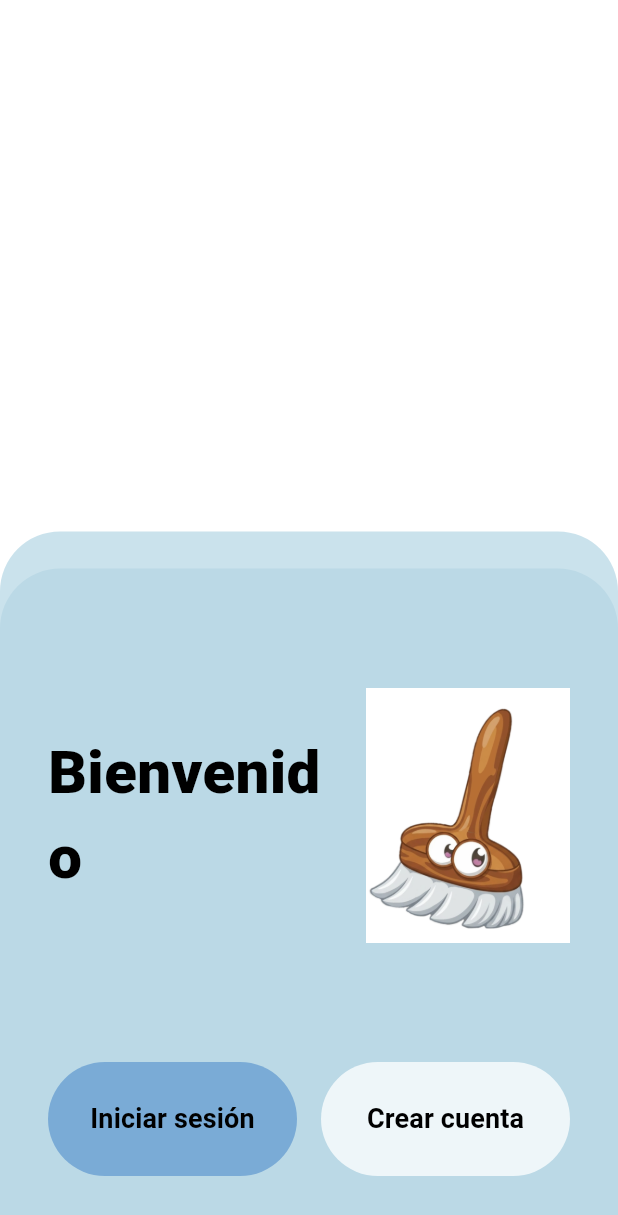
After one commit to ZiNaPoc/Que-Limpiamos, a Flutter app: the WelcomeScreen screen opened directly, on a phone screen of 412 x 824 dp. The commit adds this screen. Shown: the top 1215 px of the screen. Run offline on Flutter 3.47's test engine with Material 3 defaults, Android fonts, the light colour scheme and no system bars.

Commit message:
feat: welcome screen

```diff
--- /dev/null
+++ b/appmovil/quelimpiamos/lib/screens/welcome_screen.dart
@@ -0,0 +1,166 @@
+import 'package:flutter/material.dart';
+
+import 'package:quelimpiamos/screens/login_screen.dart';
+import 'package:quelimpiamos/screens/signup_screen.dart';
+
+class WelcomeScreen extends StatelessWidget {
+  const WelcomeScreen({super.key});
+
+  static const Color _panelColor = Color(0xFFBBD9E6);
+  static const Color _panelBackColor = Color(0xFFCAE2EC);
+  static const Color _loginButtonColor = Color(0xFF7AABD6);
+  static const Color _signupButtonColor = Color(0xFFEEF6F9);
+
+  @override
+  Widget build(BuildContext context) {
+    final size = MediaQuery.of(context).size;
+
+    return Scaffold(
+      backgroundColor: Colors.white,
+      body: Stack(
+        children: [
+          Positioned.fill(
+            child: DecoratedBox(
+              decoration: BoxDecoration(
+                gradient: LinearGradient(
+                  begin: Alignment.topCenter,
+                  end: Alignment.bottomCenter,
+                  colors: [
+                    Colors.white,
+                    Colors.white,
+                    _panelBackColor.withValues(alpha: 0.35),
+                  ],
+                  stops: const [0.0, 0.6, 1.0],
+                ),
+              ),
+            ),
+          ),
+
+          Align(
+            alignment: Alignment.bottomCenter,
+            child: Container(
+              height: size.height * 0.57,
+              decoration: const BoxDecoration(
+                color: _panelBackColor,
+                borderRadius: BorderRadius.vertical(top: Radius.circular(40)),
+              ),
+            ),
+          ),
+
+          Align(
+            alignment: Alignment.bottomCenter,
+            child: Container(
+              height: size.height * 0.54,
+              width: double.infinity,
+              padding: const EdgeInsets.fromLTRB(32, 0, 32, 40),
+              decoration: const BoxDecoration(
+                color: _panelColor,
+                borderRadius: BorderRadius.vertical(top: Radius.circular(40)),
+              ),
+              child: Column(
+                children: [
+                  Expanded(
+                    child: Row(
+                      children: [
+                        const Expanded(
+                          flex: 5,
+                          child: Align(
+                            alignment: Alignment.centerLeft,
+                            child: Text(
+                              'Bienvenido',
+                              style: TextStyle(
+                                fontSize: 40,
+                                fontWeight: FontWeight.w800,
+                                color: Colors.black,
+                              ),
+                            ),
+                          ),
+                        ),
+                        Expanded(
+                          flex: 4,
+                          child: Align(
+                            alignment: Alignment.centerRight,
+                            child: Image.asset(
+                              'assets/images/logo.png',
+                              height: 170,
+                              fit: BoxFit.contain,
+                            ),
+                          ),
+                        ),
+                      ],
+                    ),
+                  ),
+                  Row(
+                    children: [
+                      Expanded(
+                        child: _PillButton(
+                          label: 'Iniciar sesión',
+                          backgroundColor: _loginButtonColor,
+                          onPressed: () {
+                            Navigator.push(
+                              context,
+                              MaterialPageRoute(
+                                builder: (_) => const LoginScreen(),
+                              ),
+                            );
+                          },
+                        ),
+                      ),
+                      const SizedBox(width: 16),
+                      Expanded(
+                        child: _PillButton(
+                          label: 'Crear cuenta',
+                          backgroundColor: _signupButtonColor,
+                          onPressed: () {
+                            Navigator.push(
+                              context,
+                              MaterialPageRoute(
+                                builder: (_) => const SignUpScreen(),
+                              ),
+                            );
+                          },
+                        ),
+                      ),
+                    ],
+                  ),
+                ],
+              ),
+            ),
+          ),
+        ],
+      ),
+    );
+  }
+}
+
+class _PillButton extends StatelessWidget {
+  const _PillButton({
+    required this.label,
+    required this.backgroundColor,
+    required this.onPressed,
+  });
+
+  final String label;
+  final Color backgroundColor;
+  final VoidCallback onPressed;
+
+  @override
+  Widget build(BuildContext context) {
+    return SizedBox(
+      height: 76,
+      child: ElevatedButton(
+        onPressed: onPressed,
+        style: ElevatedButton.styleFrom(
+          backgroundColor: backgroundColor,
+          foregroundColor: Colors.black,
+          elevation: 0,
+          shape: const StadiumBorder(),
+        ),
+        child: Text(
+          label,
+          style: const TextStyle(fontSize: 18, fontWeight: FontWeight.w700),
+        ),
+      ),
+    );
+  }
+}
```
Also changed, not shown: appmovil/quelimpiamos/lib/screens/splash_screen.dart (+0 -12 lines), appWeb/package-lock.json.
